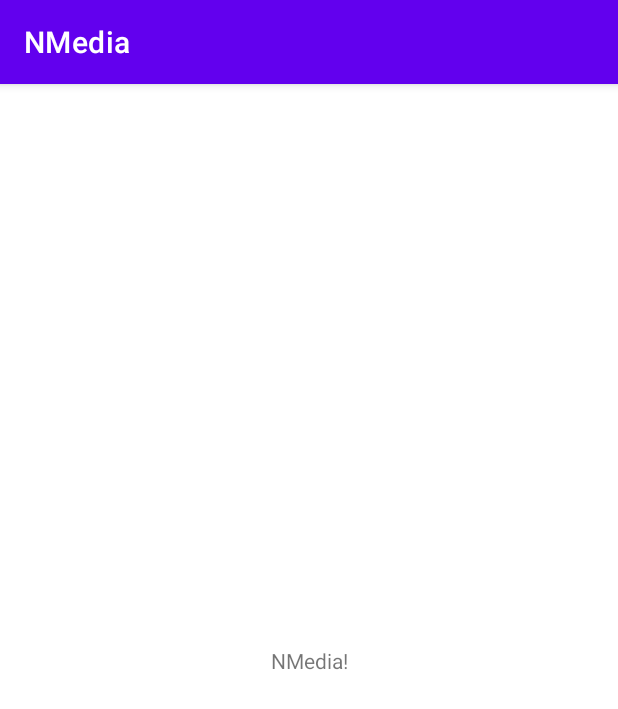
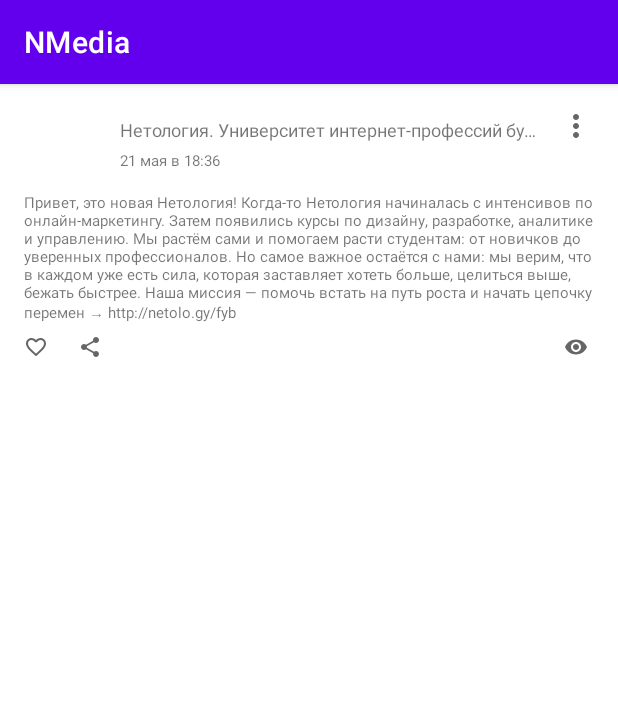
Before and after one commit to NatAnatTer/NMedia, an Android app: the screen it shows after launch (MainActivity), on a phone screen of 412 x 824 dp. Shown: the top 709 px of the screen. Run offline under Robolectric (Android 15) with nearby library versions, the phone set to English and light mode, and no system bars.

Commit message:
add post, click likes

```diff
--- a/app/build.gradle
+++ b/app/build.gradle
@@ -13,6 +13,9 @@ android {
         versionCode 1
         versionName "1.0"
 
+    }
+    buildFeatures{
+        viewBinding = true
     }
 
     buildTypes {
--- a/app/src/main/java/ru/netology/nmedia/MainActivity.kt
+++ b/app/src/main/java/ru/netology/nmedia/MainActivity.kt
@@ -1,6 +1,48 @@
 package ru.netology.nmedia
 
+import android.annotation.SuppressLint
 import androidx.appcompat.app.AppCompatActivity
 import android.os.Bundle
+import androidx.annotation.DrawableRes
+import ru.netology.nmedia.databinding.ActivityMainBinding
 
-class MainActivity : AppCompatActivity(R.layout.activity_main)
+
+class MainActivity : AppCompatActivity() {
+
+    override fun onCreate(savedInstanceState: Bundle?) {
+        super.onCreate(savedInstanceState)
+        val binding = ActivityMainBinding.inflate(layoutInflater)
+        setContentView(binding.root)
+        val postExample = Post(
+            id = 1,
+            author = "Нетология. Университет интернет-профессий будущего",
+            content = "Привет, это новая Нетология! Когда-то Нетология начиналась с интенсивов по онлайн-маркетингу. Затем появились курсы по дизайну, разработке, аналитике и управлению. Мы растём сами и помогаем расти студентам: от новичков до уверенных профессионалов. Но самое важное остаётся с нами: мы верим, что в каждом уже есть сила, которая заставляет хотеть больше, целиться выше, бежать быстрее. Наша миссия — помочь встать на путь роста и начать цепочку перемен → http://netolo.gy/fyb",
+            published = "21 мая в 18:36",
+            likedByMe = false,
+
+            )
+        binding.render(postExample)
+        binding.post.like.setOnClickListener {
+            postExample.likedByMe = !postExample.likedByMe
+            binding.post.like.setImageResource(getLikeIconResId(postExample.likedByMe))
+        }
+
+    }
+
+    private fun ActivityMainBinding.render(post1: Post) {
+        post.authorName.text = post1.author
+        post.date.text = post1.published
+        post1.content.also { post.postBody.text = it }
+        post.like.setImageResource(getLikeIconResId(post1.likedByMe))
+
+    }
+
+    @DrawableRes
+    private fun getLikeIconResId(liked: Boolean) =
+        if (liked) R.drawable.ic_liked_16 else R.drawable.ic_likes_16
+
+}
+
+//<include
+//android:id="@+id/post"
+//layout="layout/post"/>
--- /dev/null
+++ b/app/src/main/java/ru/netology/nmedia/Post.kt
@@ -0,0 +1,10 @@
+package ru.netology.nmedia
+
+class Post(
+    val id: Long,
+    val author: String,
+    val content: String,
+    val published: String,
+    val likes: Int = 0,
+    var likedByMe: Boolean = false
+)
--- /dev/null
+++ b/app/src/main/res/drawable/ic_liked_16.xml
@@ -0,0 +1,5 @@
+<vector android:height="16dp" android:tint="#FF0000"
+    android:viewportHeight="24" android:viewportWidth="24"
+    android:width="16dp" xmlns:android="http://schemas.android.com/apk/res/android">
+    <path android:fillColor="@android:color/white" android:pathData="M12,21.35l-1.45,-1.32C5.4,15.36 2,12.28 2,8.5 2,5.42 4.42,3 7.5,3c1.74,0 3.41,0.81 4.5,2.09C13.09,3.81 14.76,3 16.5,3 19.58,3 22,5.42 22,8.5c0,3.78 -3.4,6.86 -8.55,11.54L12,21.35z"/>
+</vector>
--- a/app/src/main/res/layout/activity_main.xml
+++ b/app/src/main/res/layout/activity_main.xml
@@ -4,17 +4,11 @@
     xmlns:tools="http://schemas.android.com/tools"
     android:layout_width="match_parent"
     android:layout_height="match_parent"
-    android:padding="16dp"
     tools:context=".MainActivity">
-
-    <TextView
-        android:layout_width="wrap_content"
-        android:layout_height="wrap_content"
-        android:text="@string/nmedia"
-        app:layout_constraintBottom_toBottomOf="parent"
-        app:layout_constraintLeft_toLeftOf="parent"
-        app:layout_constraintRight_toRightOf="parent"
-        app:layout_constraintTop_toTopOf="parent" />
+    <include
+        android:id="@+id/post"
+        layout="@layout/post_list_item"
+        />
 
 
 </androidx.constraintlayout.widget.ConstraintLayout>
--- a/app/src/main/res/layout/post_list_item.xml
+++ b/app/src/main/res/layout/post_list_item.xml
@@ -70,7 +70,7 @@
         app:constraint_referenced_ids="avatar, date, option" />
 
     <androidx.appcompat.widget.AppCompatTextView
-        android:id="@+id/post_body"
+        android:id="@+id/postBody"
         android:layout_width="wrap_content"
         android:layout_height="wrap_content"
         android:layout_marginTop="@dimen/margin_top"
@@ -84,10 +84,10 @@
         android:layout_width="0dp"
         android:layout_height="0dp"
         app:barrierDirection="bottom"
-        app:constraint_referenced_ids="post_body" />
+        app:constraint_referenced_ids="postBody" />
 
     <androidx.appcompat.widget.AppCompatImageButton
-        android:id="@+id/likes"
+        android:id="@+id/like"
         android:layout_width="0dp"
         android:layout_height="wrap_content"
         android:layout_marginTop="@dimen/margin_top"
@@ -106,7 +106,7 @@
         android:ellipsize="end"
         android:singleLine="true"
         android:textSize="12sp"
-        app:layout_constraintStart_toEndOf="@id/likes"
+        app:layout_constraintStart_toEndOf="@id/like"
         app:layout_constraintTop_toBottomOf="@id/body_barrier"
         tools:ignore="MissingConstraints,SmallSp"
         tools:layout_editor_absoluteX="16dp"
```
